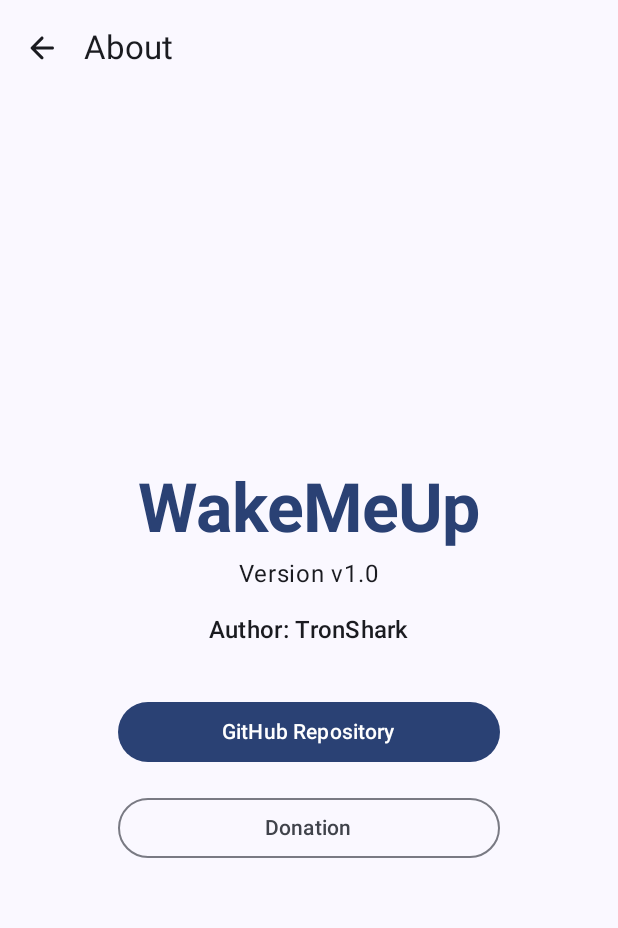
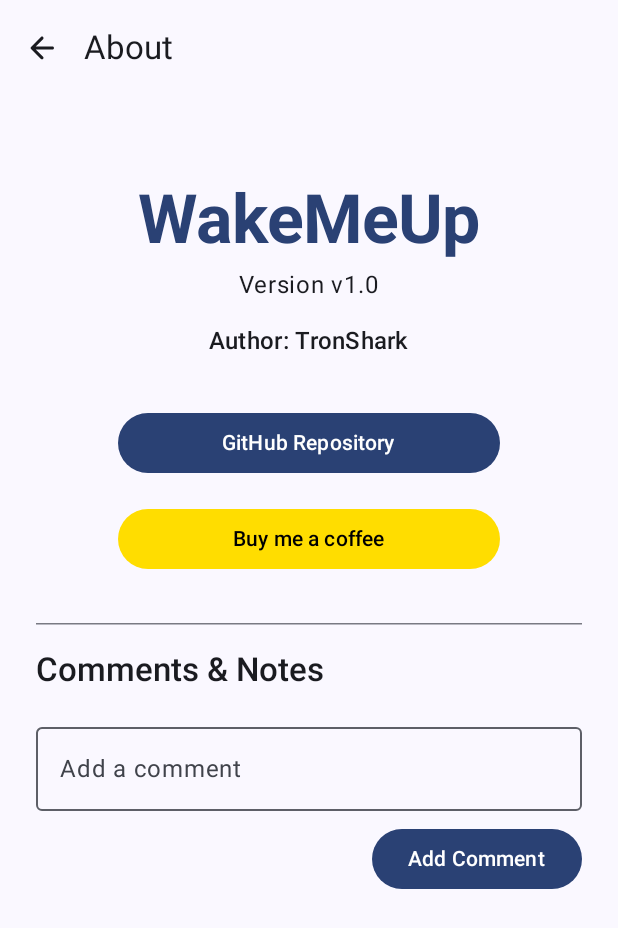
Before and after one commit to Tronshark/WakeMeUp, an Android app built with Jetpack Compose: the composable AboutScreen shown on its own in the app's theme, on a phone screen of 412 x 824 dp. Shown: the top 928 px of the screen. Run offline under Robolectric (Android 15) with nearby library versions, the phone set to English and light mode, and no system bars; our stand-ins replace Navigation 3.

Commit message:
Add Comments Section to About page and integrate Buy Me a Coffee link

```diff
--- a/app/src/main/java/com/example/wakemeup/ui/about/AboutScreen.kt
+++ b/app/src/main/java/com/example/wakemeup/ui/about/AboutScreen.kt
@@ -6,15 +6,26 @@ package com.example.wakemeup.ui.about
 import android.content.Intent
 import android.net.Uri
 import androidx.compose.foundation.layout.*
+import androidx.compose.foundation.rememberScrollState
+import androidx.compose.foundation.verticalScroll
 import androidx.compose.material.icons.Icons
 import androidx.compose.material.icons.rounded.ArrowBack
 import androidx.compose.material3.*
 import androidx.compose.runtime.Composable
+import androidx.compose.runtime.getValue
+import androidx.compose.runtime.mutableStateOf
+import androidx.compose.runtime.remember
+import androidx.compose.runtime.setValue
 import androidx.compose.ui.Alignment
 import androidx.compose.ui.Modifier
 import androidx.compose.ui.platform.LocalContext
+import androidx.compose.ui.platform.LocalUriHandler
+import androidx.compose.ui.graphics.Color
 import androidx.compose.ui.text.font.FontWeight
 import androidx.compose.ui.unit.dp
+import java.text.SimpleDateFormat
+import java.util.Date
+import java.util.Locale
 
 @OptIn(ExperimentalMaterial3Api::class)
 @Composable
@@ -23,6 +34,11 @@ fun AboutScreen(
     modifier: Modifier = Modifier
 ) {
     val context = LocalContext.current
+    val uriHandler = LocalUriHandler.current
+    val commentManager = remember { CommentManager(context) }
+    var comments by remember { mutableStateOf(commentManager.getComments()) }
+    var newCommentText by remember { mutableStateOf("") }
+    val dateFormat = remember { SimpleDateFormat("MMM dd, yyyy HH:mm", Locale.getDefault()) }
 
     Scaffold(
         topBar = {
@@ -41,10 +57,12 @@ fun AboutScreen(
             modifier = Modifier
                 .padding(innerPadding)
                 .fillMaxSize()
+                .verticalScroll(rememberScrollState())
                 .padding(24.dp),
             horizontalAlignment = Alignment.CenterHorizontally,
-            verticalArrangement = Arrangement.Center
+            verticalArrangement = Arrangement.Top
         ) {
+            Spacer(modifier = Modifier.height(32.dp))
             Text(
                 text = "WakeMeUp",
                 style = MaterialTheme.typography.displayMedium,
@@ -74,15 +92,79 @@ fun AboutScreen(
             }
             Spacer(modifier = Modifier.height(16.dp))
 
-            OutlinedButton(
+            Button(
                 onClick = {
-                    val intent = Intent(Intent.ACTION_VIEW, Uri.parse("https://github.com/Tronshark"))
-                    context.startActivity(intent)
+                    uriHandler.openUri("https://www.buymeacoffee.com/tronshark")
                 },
+                colors = ButtonDefaults.buttonColors(
+                    containerColor = Color(0xFFFFDD00),
+                    contentColor = Color(0xFF000000)
+                ),
                 modifier = Modifier.fillMaxWidth(0.7f)
             ) {
-                Text("Donation")
+                Text("Buy me a coffee")
             }
+
+            Spacer(modifier = Modifier.height(32.dp))
+            HorizontalDivider()
+            Spacer(modifier = Modifier.height(16.dp))
+
+            Text(
+                text = "Comments & Notes",
+                style = MaterialTheme.typography.titleLarge,
+                fontWeight = FontWeight.SemiBold,
+                modifier = Modifier.align(Alignment.Start)
+            )
+            Spacer(modifier = Modifier.height(16.dp))
+
+            OutlinedTextField(
+                value = newCommentText,
+                onValueChange = { newCommentText = it },
+                modifier = Modifier.fillMaxWidth(),
+                label = { Text("Add a comment") },
+                maxLines = 3
+            )
+            Spacer(modifier = Modifier.height(8.dp))
+            Button(
+                onClick = {
+                    if (newCommentText.isNotBlank()) {
+                        commentManager.addComment(newCommentText)
+                        comments = commentManager.getComments()
+                        newCommentText = ""
+                    }
+                },
+                modifier = Modifier.align(Alignment.End)
+            ) {
+                Text("Add Comment")
+            }
+
+            Spacer(modifier = Modifier.height(16.dp))
+
+            comments.forEach { comment ->
+                Card(
+                    modifier = Modifier
+                        .fillMaxWidth()
+                        .padding(vertical = 4.dp),
+                    elevation = CardDefaults.cardElevation(defaultElevation = 2.dp)
+                ) {
+                    Column(
+                        modifier = Modifier.padding(16.dp)
+                    ) {
+                        Text(
+                            text = dateFormat.format(Date(comment.timestamp)),
+                            style = MaterialTheme.typography.labelSmall,
+                            color = MaterialTheme.colorScheme.onSurfaceVariant
+                        )
+                        Spacer(modifier = Modifier.height(4.dp))
+                        Text(
+                            text = comment.text,
+                            style = MaterialTheme.typography.bodyMedium
+                        )
+                    }
+                }
+            }
+
+            Spacer(modifier = Modifier.height(32.dp))
         }
     }
 }
--- /dev/null
+++ b/app/src/main/java/com/example/wakemeup/ui/about/CommentManager.kt
@@ -0,0 +1,40 @@
+package com.example.wakemeup.ui.about
+
+// Author: TronShark
+// Version: v1.0
+
+import android.content.Context
+import android.content.SharedPreferences
+import com.google.gson.Gson
+import com.google.gson.reflect.TypeToken
+import java.util.UUID
+
+data class UserComment(
+    val id: String,
+    val text: String,
+    val timestamp: Long
+)
+
+class CommentManager(context: Context) {
+    private val prefs: SharedPreferences = context.getSharedPreferences("comments_prefs", Context.MODE_PRIVATE)
+    private val gson = Gson()
+    private val COMMENTS_KEY = "comments_list"
+
+    fun getComments(): List<UserComment> {
+        val json = prefs.getString(COMMENTS_KEY, null) ?: return emptyList()
+        val type = object : TypeToken<List<UserComment>>() {}.type
+        return gson.fromJson(json, type)
+    }
+
+    fun addComment(text: String) {
+        val currentComments = getComments().toMutableList()
+        val newComment = UserComment(
+            id = UUID.randomUUID().toString(),
+            text = text,
+            timestamp = System.currentTimeMillis()
+        )
+        currentComments.add(0, newComment) // Add to the top
+        val json = gson.toJson(currentComments)
+        prefs.edit().putString(COMMENTS_KEY, json).apply()
+    }
+}
```
Also changed, not shown: 1 other file.
